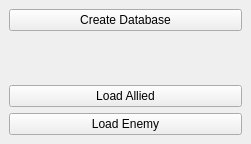
This is MilitarySimbologyTools/militarySimbologyDock.ui in dsgoficial/DsgTools as Qt 5 draws it before an edit. The edited form follows.
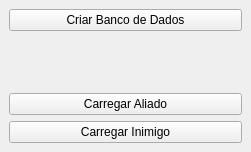
This is the edited form. Custom widgets are drawn as their Qt base class.

Commit message: upgrade MilitarySimbologyTools 05-10-16 15-37

```diff
--- a/MilitarySimbologyTools/militarySimbologyDock.ui
+++ b/MilitarySimbologyTools/militarySimbologyDock.ui
@@ -7,7 +7,7 @@
     <x>0</x>
     <y>0</y>
     <width>251</width>
-    <height>144</height>
+    <height>152</height>
    </rect>
   </property>
   <property name="windowTitle">
@@ -18,21 +18,21 @@
     <item row="0" column="0">
      <widget class="QPushButton" name="pushButton">
       <property name="text">
-       <string>Create Database</string>
+       <string>Criar Banco de Dados</string>
       </property>
      </widget>
     </item>
     <item row="4" column="0">
      <widget class="QPushButton" name="pushButton_3">
       <property name="text">
-       <string>Load Enemy</string>
+       <string>Carregar Inimigo</string>
       </property>
      </widget>
     </item>
     <item row="3" column="0">
      <widget class="QPushButton" name="pushButton_2">
       <property name="text">
-       <string>Load Allied</string>
+       <string>Carregar Aliado</string>
       </property>
      </widget>
     </item>
```
Left out of the diff: 8 changed lines with no effect on the pictures. The commit also changes 150 other files.
